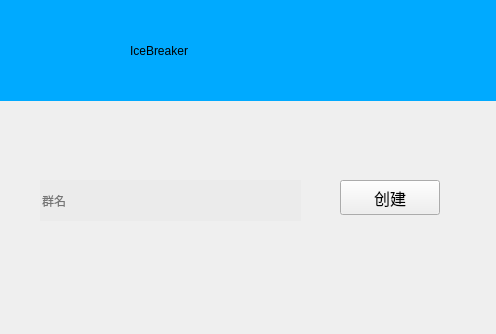
AGuan177/QTice, file qClient/groupregster.ui: the form before one commit.
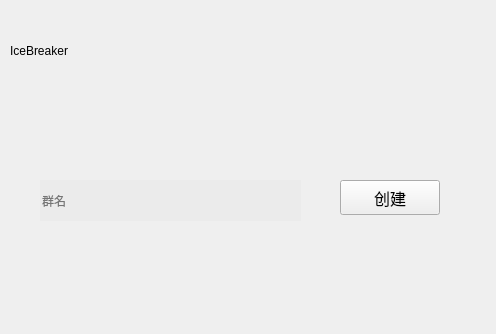
The form after the commit. Icons and pictures are not drawn.

What changed in the file:
```diff
--- a/qClient/groupregster.ui
+++ b/qClient/groupregster.ui
@@ -64,13 +64,12 @@
     </sizepolicy>
    </property>
    <property name="styleSheet">
-    <string notr="true">background-color: rgb(0, 170, 255);
-</string>
+    <string notr="true">#widget{background-image: url(:/new/prefix1/img/title3.png);}</string>
    </property>
    <widget class="QLabel" name="label_2">
     <property name="geometry">
      <rect>
-      <x>130</x>
+      <x>10</x>
       <y>20</y>
       <width>261</width>
       <height>61</height>
```
